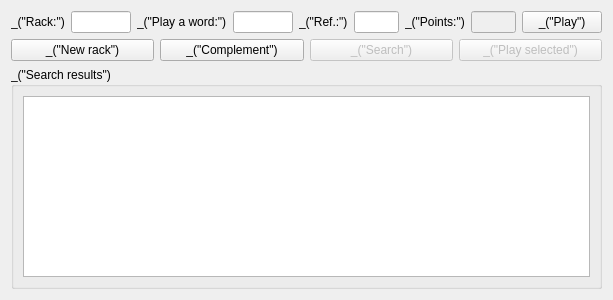
Old version of the form qt/ui/training_widget.ui in the repository cjlano/eliot.
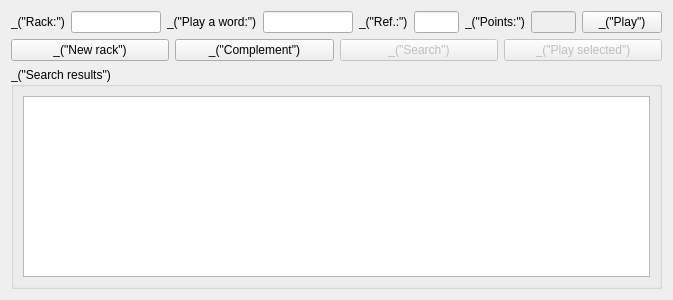
New version of the form.

Diff of the .ui file:
```diff
--- a/qt/ui/training_widget.ui
+++ b/qt/ui/training_widget.ui
@@ -6,7 +6,7 @@
    <rect>
     <x>0</x>
     <y>0</y>
-    <width>540</width>
+    <width>673</width>
     <height>300</height>
    </rect>
   </property>
@@ -166,6 +166,12 @@
         <property name="editTriggers">
          <set>QAbstractItemView::NoEditTriggers</set>
         </property>
+        <property name="alternatingRowColors">
+         <bool>true</bool>
+        </property>
+        <property name="indentation">
+         <number>0</number>
+        </property>
         <property name="sortingEnabled">
          <bool>true</bool>
         </property>
```
Left out of the diff: 6 changed lines with no effect on the pictures.
